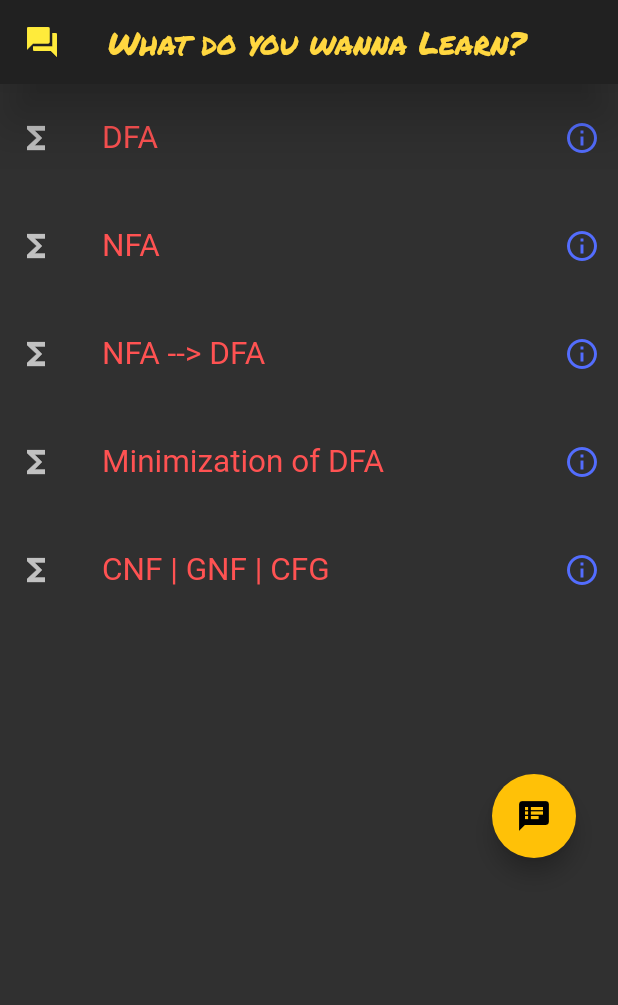
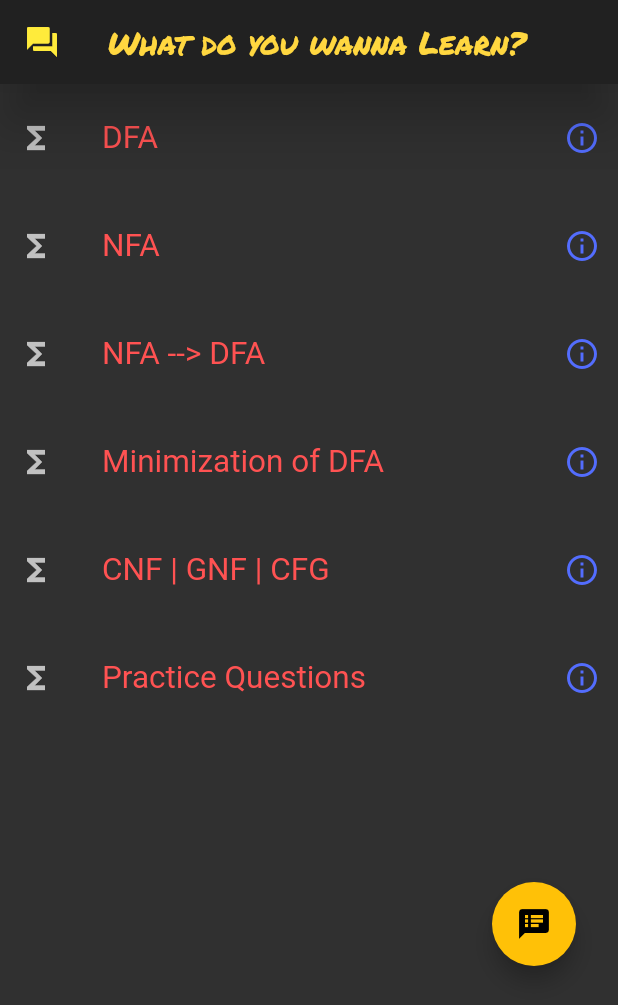
Before and after one commit to oojas/AutomateX, a Flutter app: the screen it shows after launch, after a tap on "DFA", on a phone screen of 412 x 824 dp. Shown: the top 1005 px of the screen. Run offline on Flutter 3.47's test engine with Material 2 defaults, Android fonts, the phone set to English and light mode, and no system bars; our stand-ins replace google_fonts, splashscreen; missing offline and left inert: route_transitions; Roboto replaces fonts that are missing (Courgette).

Commit message:
Pages added

```diff
--- /dev/null
+++ b/lib/Pages/DFA.dart
@@ -0,0 +1,8 @@
+import 'package:flutter/material.dart';
+
+class DFA extends StatelessWidget {
+  @override
+  Widget build(BuildContext context) {
+    return Container();
+  }
+}
--- a/lib/home.dart
+++ b/lib/home.dart
@@ -1,5 +1,7 @@
+import 'package:automateX/Pages/DFA.dart';
 import 'package:flutter/material.dart';
 import 'package:google_fonts/google_fonts.dart';
+import 'package:route_transitions/route_transitions.dart';
 
 class home extends StatefulWidget {
   @override
@@ -33,7 +35,11 @@ class _homeState extends State<home> with SingleTickerProviderStateMixin {
             mainAxisAlignment: MainAxisAlignment.start,
             children: [
               ListTile(
-                onTap: () => {},
+                onTap: () {
+                  Navigator.of(context).push(PageRouteTransition(
+                      animationType: AnimationType.slide_right,
+                      builder: (context) => DFA()));
+                },
                 leading: Icon(
                   Icons.functions,
                   color: Colors.white70,
@@ -155,6 +161,31 @@ class _homeState extends State<home> with SingleTickerProviderStateMixin {
               )
             ],
           ),
+          Column(
+            mainAxisAlignment: MainAxisAlignment.end,
+            children: [
+              ListTile(
+                leading: Icon(
+                  Icons.functions,
+                  color: Colors.white70,
+                ),
+                title: Text(
+                  "Practice Questions",
+                  style: GoogleFonts.courgette(
+                      fontSize: 21, color: Colors.redAccent),
+                ),
+                dense: true,
+                selected: true,
+                focusColor: Colors.pinkAccent,
+                hoverColor: Colors.pink,
+                contentPadding: EdgeInsets.all(12.0),
+                trailing: Icon(
+                  Icons.info_outline,
+                  color: Colors.indigoAccent,
+                ),
+              )
+            ],
+          ),
           Padding(
             padding: const EdgeInsets.only(left: 300.0, top: 100),
             child: FloatingActionButton(
--- a/pubspec.yaml
+++ b/pubspec.yaml
@@ -32,6 +32,7 @@ dependencies:
   splashscreen: ^1.2.0
   google_fonts: ^1.1.0
   cloud_firestore:
+  route_transitions: ^1.0.2
 
 dev_dependencies:
   flutter_test:
```
Also changed, not shown: pubspec.lock.
